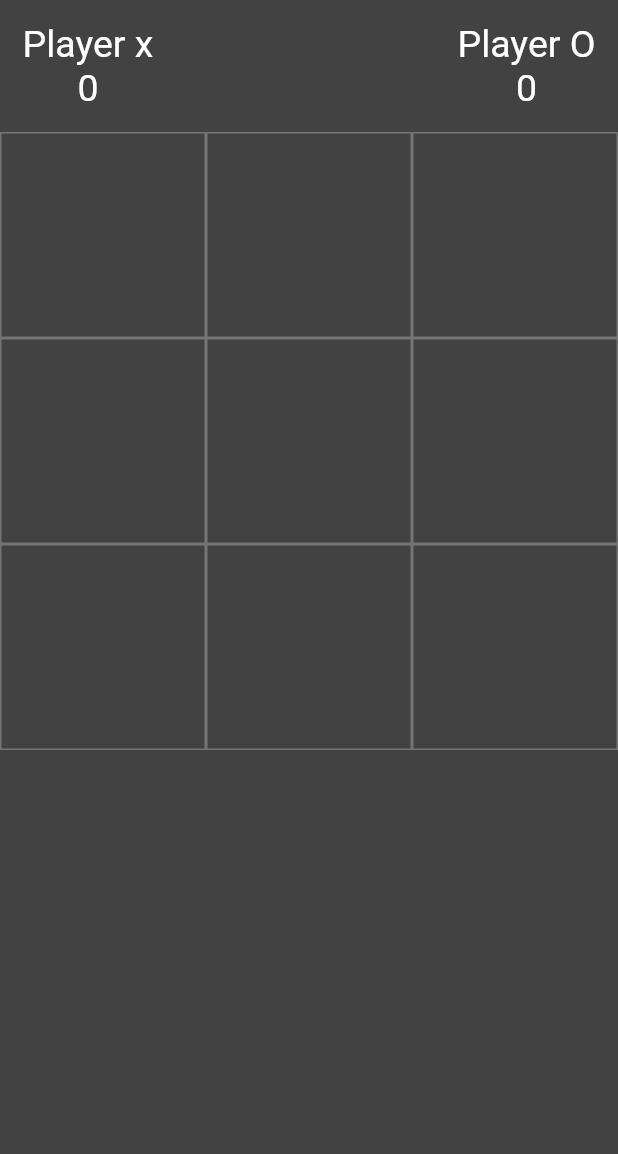
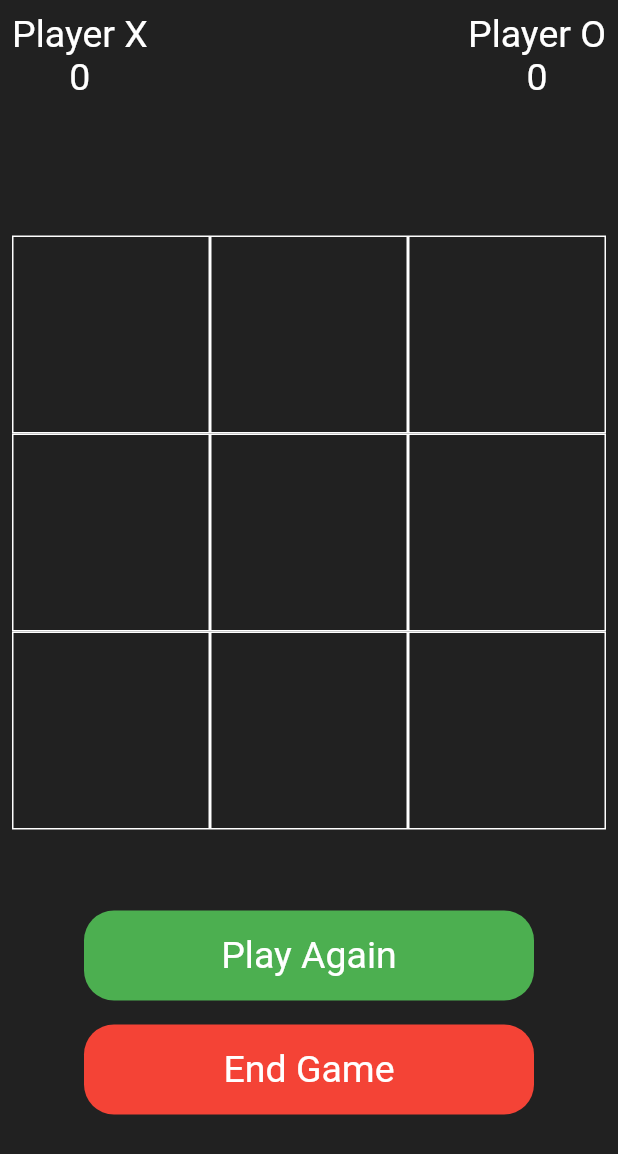
Before and after one commit to Elghandour-eng/XoGame2, a Flutter app: the screen it shows after launch, on a phone screen of 412 x 824 dp. Shown: the top 1154 px of the screen. Run offline on Flutter 3.47's test engine with Material 2 defaults, Android fonts, the phone set to English and light mode, and no system bars.

```diff
--- a/lib/main.dart
+++ b/lib/main.dart
@@ -10,143 +10,218 @@ class XOGame extends StatefulWidget {
 }
 
 class _XOGameState extends State<XOGame> {
-  List input = ['', '', '', '', '', '', '', '', ''];
-  bool turn = false;
-  int oScore=0;
-  int xScore =0;
-String winner ='';
+  int xScore = 0;
+  int oScore = 0;
+  bool turn =false;
+  String winner='';
+  List<String> input = ['', '', '', '', '', '', '', '', ''];
   @override
   Widget build(BuildContext context) {
     return MaterialApp(
+      debugShowCheckedModeBanner: false,
       home: Scaffold(
-          backgroundColor: Colors.grey[800],
+          backgroundColor: Colors.grey[900],
           body: Column(
             children: [
-              Padding(
-                padding: const EdgeInsets.all(15.0),
-                child: Row(
+              Row(
                 mainAxisAlignment: MainAxisAlignment.spaceBetween,
                 children: [
-                    Column(
+                  Padding(
+                    padding: const EdgeInsets.all(8.0),
+                    child: Column(
                       children: [
-                        Text('Player x',style: TextStyle(fontSize: 25,color: Colors.white),),
-
-                        Text(xScore.toString(),style: TextStyle(fontSize: 25,color: Colors.white),),
-
-                      ],
+                        Text(
+                          'Player X',
+                          style: TextStyle(fontSize: 25, color: Colors.white),
                         ),
-                    Column(
-                      children: [
-                        Text('Player O',style: TextStyle(fontSize: 25,color: Colors.white),),
-                        Text(oScore.toString(),style: TextStyle(fontSize: 25,color: Colors.white),),
-
-                      ],
+                        Text(
+                          xScore.toString(),
+                          style: TextStyle(fontSize: 25, color: Colors.white),
                         )
                       ],
                     ),
                   ),
+                  Padding(
+                    padding: const EdgeInsets.all(8.0),
+                    child: Column(
+                      children: [
+                        Text(
+                          'Player O',
+                          style: TextStyle(fontSize: 25, color: Colors.white),
+                        ),
+                        Text(
+                          oScore.toString(),
+                          style: TextStyle(fontSize: 25, color: Colors.white),
+                        )
+                      ],
+                    ),
+                  )
+                ],
+              ),
+              SizedBox(
+                height: 75,
+              ),
               Expanded(
+                flex: 2,
+                child: Padding(
+                  padding: const EdgeInsets.all(8.0),
                   child: GridView.builder(
-                    itemCount: 9,
-                    gridDelegate:
-                        SliverGridDelegateWithFixedCrossAxisCount(crossAxisCount: 3),
+                      itemCount: input.length,
+                      gridDelegate: SliverGridDelegateWithFixedCrossAxisCount(
+                          crossAxisCount: 3),
                       itemBuilder: (context, index) {
                         return InkWell(
                           onTap: () {
                      onUserTap(index);
                           },
                           child: Container(
+                            height: 100,
+                            width: 100,
                             decoration: BoxDecoration(
-                            border: Border.all(color: Colors.grey[600]),
+                                border: Border.all(color: Colors.white)),
+
+                         child: Center(
+                           child: Text(input[index],style: TextStyle(
+                             color: Colors.white,fontSize: 30
+                           ),),
                          ),
-                          child: Center(
-                              child: Text(
-                         input[index],
-                            style: TextStyle(color: Colors.white, fontSize: 25),
-                          )),
                           ),
                         );
                       }),
                 ),
+              ),
+              Expanded(
+                  flex: 1,
+                  child: Column(
+                    children: [
+                      Padding(
+                        padding: const EdgeInsets.all(8.0),
+                        child: InkWell(
+                          onTap: (){
+                            playAgain();
+                          },
+                          child: Container(
+                            height: 60,
+                            width: 300,
+                            decoration: BoxDecoration(
+                              borderRadius: BorderRadius.circular(20),
+                              color: Colors.green,
+                            ),
+                            child: Center(
+                              child: Text(
+                                'Play Again',
+                                style:
+                                    TextStyle(fontSize: 25, color: Colors.white),
+                              ),
+                            ),
+                          ),
+                        ),
+                      ),
+                      Padding(
+                        padding: const EdgeInsets.all(8.0),
+                        child: InkWell(
+                          onTap: (){
+                            endGame();
+                          },
+                          child: Container(
+                            decoration: BoxDecoration(
+                                color: Colors.red,
+                                borderRadius: BorderRadius.circular(20)),
+                            height: 60,
+                            width: 300,
+                            child: Center(
+                              child: Text(
+                                'End Game',
+                                style:
+                                    TextStyle(fontSize: 25, color: Colors.white),
+                              ),
+                            ),
+                          ),
+                        ),
+                      )
+                    ],
+                  ))
             ],
           )),
     );
   }
-  void onUserTap(int i)
+  void onUserTap( int i)
   {
-    if(turn ==true && input[i] =='')
+    if(turn && input[i]=='')
     {
       setState(() {
-        input[i ]='X';
+        input[i] ='X';
+        turn =!turn;
+        print(input);
       });
     }
-    else if(turn ==false&& input [i]=='')
+    else if(!turn&& input[i]=='')
     {
       setState(() {
-        input[i ]='O';
+        input[i] ='O';
+        turn =!turn;
+        print(input);
       });
     }
-    turn =!turn;
     checkWinner();
     score();
-
-
+  }
+  void playAgain()
+  {
+    for(int i=0;i<9;i++)
+      {
+setState(() {
+  input[i]='';
+  print(input);
+});
+      }
+  }
+  void endGame()
+  {
+    for(int i=0;i<9;i++)
+    {
+      setState(() {
+        input[i]='';
+        print(input);
+      });
+    }
+    setState(() {
+      xScore=0;
+      oScore=0;
+    });
   }
   void checkWinner()
   {
-//Row 1st
-  if(input[0]==input[1]&&input[0]==input[2]&&input[0]!= ''  )
+    if(input[0]==input[1]&& input[0]==input[2]&&input[0]!='')
     {
-    winner =input[0];
+      winner=input[0];
     }
-  //Row 2nd
     else if(input[3]==input[4]&&input[3]==input[5]&&input[3]!='')
     {
-      winner =input[3];
-
-    }
-    //Row 3rd
-  else if(input[6]==input[7]&&input[6]==input[8]&&input[8]!='')
-  {
-    winner =input[6];
-
-  }
-  //column 1st
-  else if(input[0]==input[3]&&input[0]==input[6]&&input[0]!='')
-  {
-    winner =input[0];
-
+      winner=input[3];
     }
     else
       {
-      print('No Winner Yet');
+        print('No Winner');
       }
   }
-  void score()
+score()
 {
   if(winner=='X')
     {
       setState(() {
         xScore++;
-        for(int i =0; i<input.length;i++)
-        {
-          input[i]='';
+        winner='';
+      });
+      playAgain();
     }
-      });
-      winner='';
-
-    }
-    else if(winner =='O')
+  else if(winner=='O')
     {
       setState(() {
         oScore++;
-
-          for(int i =0; i<input.length;i++)
-          {
-            input[i]='';
-          }
+        winner='';
       });
-        winner='';
+      playAgain();
     }
 }
 }
```
Lines whose indentation alone changed are shown as unchanged.
